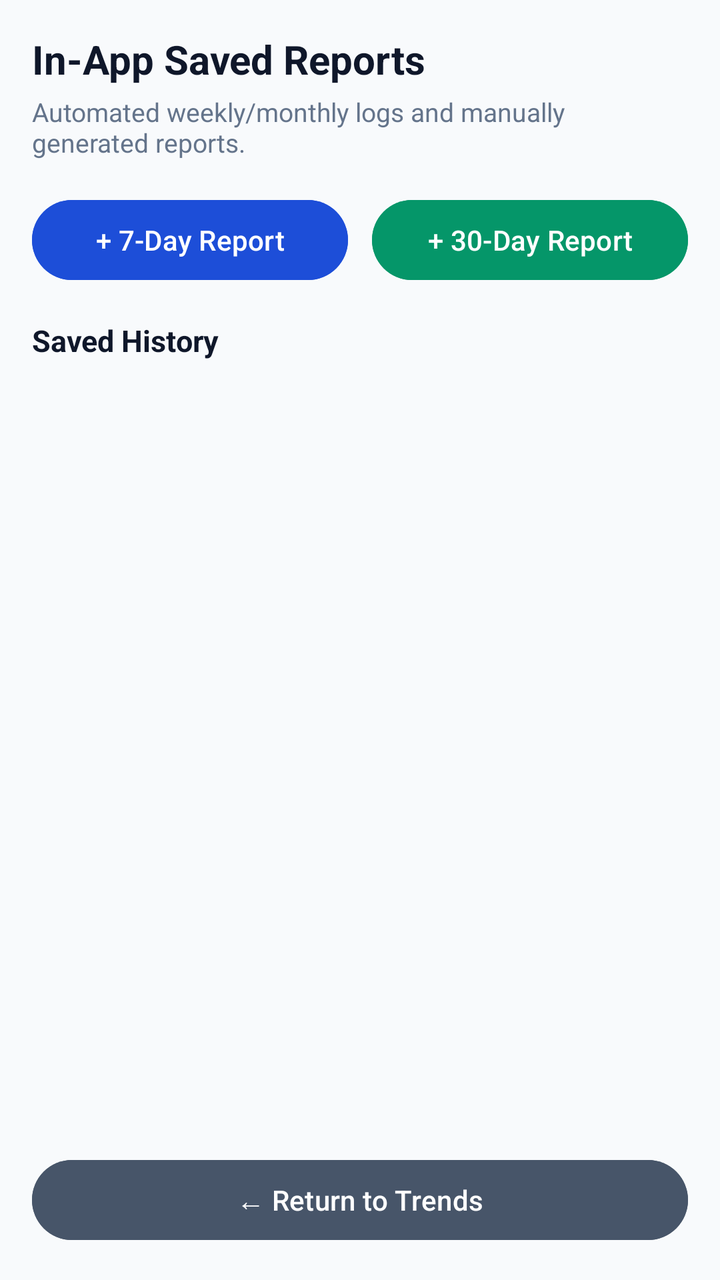
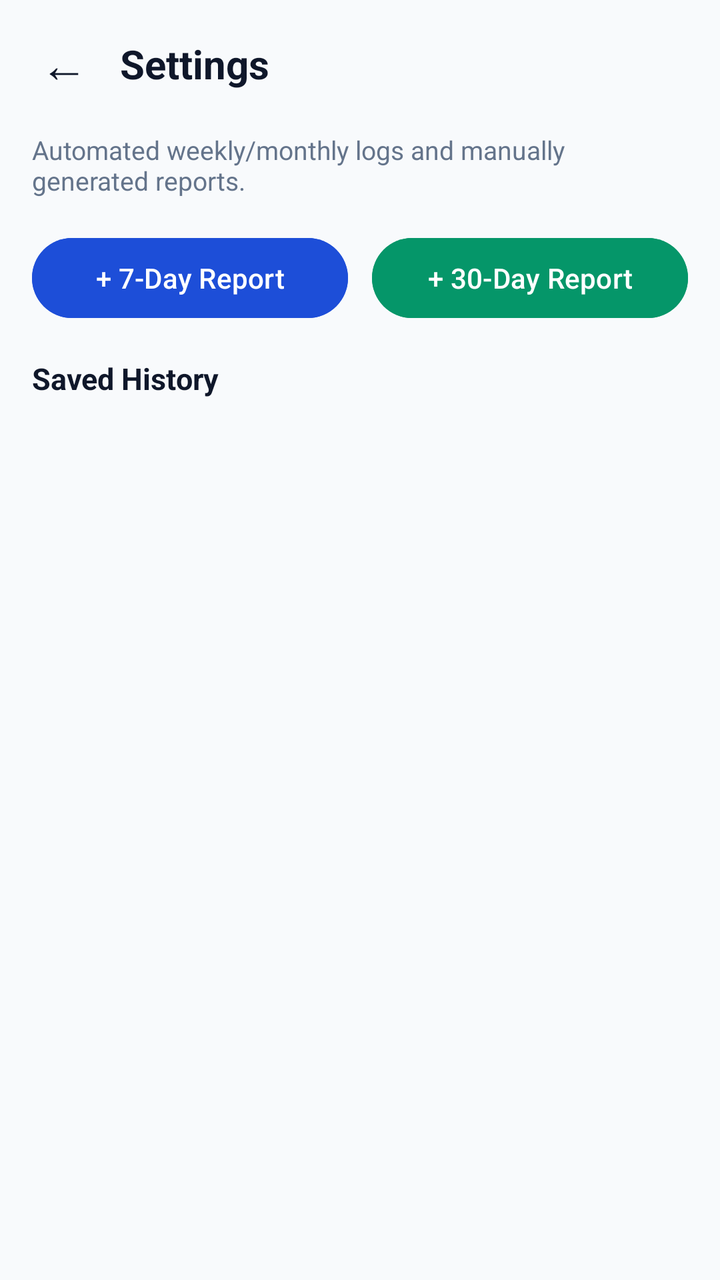

Before-and-after screenshots of an Android layout around one commit, followed by the original layout XML and the change that was made.
<!-- AndroidManifest.xml: application theme Theme.CarbonWise -->
<!-- res/layout/activity_reports.xml -->
<?xml version="1.0" encoding="utf-8"?>
<LinearLayout xmlns:android="http://schemas.android.com/apk/res/android"
    xmlns:tools="http://schemas.android.com/tools"
    android:layout_width="match_parent"
    android:layout_height="match_parent"
    android:orientation="vertical"
    android:background="#F8FAFC"
    android:padding="16dp"
    tools:ignore="HardcodedText,ButtonStyle,VisualLintButtonSize,VisualLintBounds">

    
    <TextView
        android:layout_width="match_parent"
        android:layout_height="wrap_content"
        android:text="In-App Saved Reports"
        android:textColor="#0F172A"
        android:textSize="20sp"
        android:textStyle="bold" />

    <TextView
        android:layout_width="match_parent"
        android:layout_height="wrap_content"
        android:layout_marginTop="4dp"
        android:text="Automated weekly/monthly logs and manually generated reports."
        android:textColor="#64748B"
        android:textSize="13sp" />

    
    <LinearLayout
        android:layout_width="match_parent"
        android:layout_height="wrap_content"
        android:layout_marginTop="16dp"
        android:orientation="horizontal">

        <Button
            android:id="@+id/btnGenerate7Days"
            android:layout_width="0dp"
            android:layout_height="48dp"
            android:layout_weight="1"
            android:layout_marginEnd="6dp"
            android:backgroundTint="#1D4ED8"
            android:text="+ 7-Day Report"
            android:textColor="#FFFFFF" />

        <Button
            android:id="@+id/btnGenerate30Days"
            android:layout_width="0dp"
            android:layout_height="48dp"
            android:layout_weight="1"
            android:layout_marginStart="6dp"
            android:backgroundTint="#059669"
            android:text="+ 30-Day Report"
            android:textColor="#FFFFFF" />
    </LinearLayout>

    
    <TextView
        android:layout_width="match_parent"
        android:layout_height="wrap_content"
        android:layout_marginTop="16dp"
        android:layout_marginBottom="8dp"
        android:text="Saved History"
        android:textColor="#0F172A"
        android:textSize="15sp"
        android:textStyle="bold" />

    <androidx.recyclerview.widget.RecyclerView
        android:id="@+id/rvSavedReports"
        android:layout_width="match_parent"
        android:layout_height="0dp"
        android:layout_weight="1" />

    <Button
        android:id="@+id/btnBackAnalytics"
        android:layout_width="match_parent"
        android:layout_height="48dp"
        android:layout_marginTop="12dp"
        android:backgroundTint="#475569"
        android:text="← Return to Trends"
        android:textColor="#FFFFFF" />
</LinearLayout>
<!-- resources referenced by this layout -->
<resources>
  <style name="Theme.CarbonWise" parent="Base.Theme.CarbonWise" />
  <style name="Base.Theme.CarbonWise" parent="Theme.Material3.DayNight.NoActionBar">
          
          <item name="colorPrimary">@color/primary_blue</item>
          <item name="colorOnPrimary">@color/white</item>
          <item name="colorPrimaryVariant">@color/primary_dark_blue</item>
          <item name="colorSecondary">@color/blue_accent</item>
  
          
          <item name="android:statusBarColor">@color/primary_dark_blue</item>
          <item name="android:windowLightStatusBar">false</item>
      </style>
  <color name="primary_blue">#1976D2</color>
  <color name="white">#FFFFFF</color>
  <color name="primary_dark_blue">#0D47A1</color>
  <color name="blue_accent">#0288D1</color>
</resources>

<!-- the commit's change to res/layout/activity_reports.xml (unified diff, before → after) -->
@@ -3,79 +3,114 @@
     xmlns:tools="http://schemas.android.com/tools"
     android:layout_width="match_parent"
     android:layout_height="match_parent"
+    android:background="#F8FAFC"
     android:orientation="vertical"
-    android:background="#F8FAFC"
-    android:padding="16dp"
     tools:ignore="HardcodedText,ButtonStyle,VisualLintButtonSize,VisualLintBounds">
 
     
+    <include
+        layout="@layout/include_settings_header"
+        android:layout_width="match_parent"
+        android:layout_height="wrap_content" />
+
+    <LinearLayout
+        android:layout_width="match_parent"
+        android:layout_height="0dp"
+        android:layout_weight="1"
+        android:orientation="vertical"
+        android:paddingHorizontal="16dp"
+        android:paddingBottom="16dp">
+
+        
+        <TextView
+            android:layout_width="match_parent"
+            android:layout_height="wrap_content"
+            android:layout_marginTop="2dp"
+            android:text="Automated weekly/monthly logs and manually generated reports."
+            android:textColor="#64748B"
+            android:textSize="13sp" />
+
+        
+        <LinearLayout
+            android:layout_width="match_parent"
+            android:layout_height="wrap_content"
+            android:layout_marginTop="16dp"
+            android:orientation="horizontal">
+
+            <Button
+                android:id="@+id/btnGenerate7Days"
+                android:layout_width="0dp"
+                android:layout_height="48dp"
+                android:layout_weight="1"
+                android:layout_marginEnd="6dp"
+                android:backgroundTint="#1D4ED8"
+                android:text="+ 7-Day Report"
+                android:textColor="#FFFFFF" />
+
+            <Button
+                android:id="@+id/btnGenerate30Days"
+                android:layout_width="0dp"
+                android:layout_height="48dp"
+                android:layout_weight="1"
+                android:layout_marginStart="6dp"
+                android:backgroundTint="#059669"
+                android:text="+ 30-Day Report"
+                android:textColor="#FFFFFF" />
+        </LinearLayout>
+
+        
+        <TextView
+            android:layout_width="match_parent"
+            android:layout_height="wrap_content"
+            android:layout_marginTop="16dp"
+            android:layout_marginBottom="8dp"
+            android:text="Saved History"
+            android:textColor="#0F172A"
+            android:textSize="15sp"
+            android:textStyle="bold" />
+
+        <androidx.recyclerview.widget.RecyclerView
+            android:id="@+id/rvSavedReports"
+            android:layout_width="match_parent"
+            android:layout_height="0dp"
+            android:layout_weight="1" />
+    </LinearLayout>
+</LinearLayout>
+<!-- res/layout/include_settings_header.xml (included above) -->
+<?xml version="1.0" encoding="utf-8"?>
+<LinearLayout xmlns:android="http://schemas.android.com/apk/res/android"
+    xmlns:tools="http://schemas.android.com/tools"
+    android:layout_width="match_parent"
+    android:layout_height="wrap_content"
+    android:background="#F8FAFC"
+    android:gravity="center_vertical"
+    android:orientation="horizontal"
+    android:paddingHorizontal="8dp"
+    android:paddingVertical="8dp"
+    tools:ignore="HardcodedText">
+
     <TextView
-        android:layout_width="match_parent"
+        android:id="@+id/btnSettingsBack"
+        android:layout_width="48dp"
+        android:layout_height="48dp"
+        android:background="?attr/selectableItemBackgroundBorderless"
+        android:clickable="true"
+        android:contentDescription="Back"
+        android:focusable="true"
+        android:gravity="center"
+        android:text="←"
+        android:textColor="#0F172A"
+        android:textSize="24sp" />
+
+    <TextView
+        android:id="@+id/tvScreenTitle"
+        android:layout_width="0dp"
         android:layout_height="wrap_content"
-        android:text="In-App Saved Reports"
+        android:layout_marginStart="4dp"
+        android:layout_weight="1"
+        android:singleLine="true"
+        android:text="Settings"
         android:textColor="#0F172A"
         android:textSize="20sp"
         android:textStyle="bold" />
-
-    <TextView
-        android:layout_width="match_parent"
-        android:layout_height="wrap_content"
-        android:layout_marginTop="4dp"
-        android:text="Automated weekly/monthly logs and manually generated reports."
-        android:textColor="#64748B"
-        android:textSize="13sp" />
-
-    
-    <LinearLayout
-        android:layout_width="match_parent"
-        android:layout_height="wrap_content"
-        android:layout_marginTop="16dp"
-        android:orientation="horizontal">
-
-        <Button
-            android:id="@+id/btnGenerate7Days"
-            android:layout_width="0dp"
-            android:layout_height="48dp"
-            android:layout_weight="1"
-            android:layout_marginEnd="6dp"
-            android:backgroundTint="#1D4ED8"
-            android:text="+ 7-Day Report"
-            android:textColor="#FFFFFF" />
-
-        <Button
-            android:id="@+id/btnGenerate30Days"
-            android:layout_width="0dp"
-            android:layout_height="48dp"
-            android:layout_weight="1"
-            android:layout_marginStart="6dp"
-            android:backgroundTint="#059669"
-            android:text="+ 30-Day Report"
-            android:textColor="#FFFFFF" />
-    </LinearLayout>
-
-    
-    <TextView
-        android:layout_width="match_parent"
-        android:layout_height="wrap_content"
-        android:layout_marginTop="16dp"
-        android:layout_marginBottom="8dp"
-        android:text="Saved History"
-        android:textColor="#0F172A"
-        android:textSize="15sp"
-        android:textStyle="bold" />
-
-    <androidx.recyclerview.widget.RecyclerView
-        android:id="@+id/rvSavedReports"
-        android:layout_width="match_parent"
-        android:layout_height="0dp"
-        android:layout_weight="1" />
-
-    <Button
-        android:id="@+id/btnBackAnalytics"
-        android:layout_width="match_parent"
-        android:layout_height="48dp"
-        android:layout_marginTop="12dp"
-        android:backgroundTint="#475569"
-        android:text="← Return to Trends"
-        android:textColor="#FFFFFF" />
 </LinearLayout>
